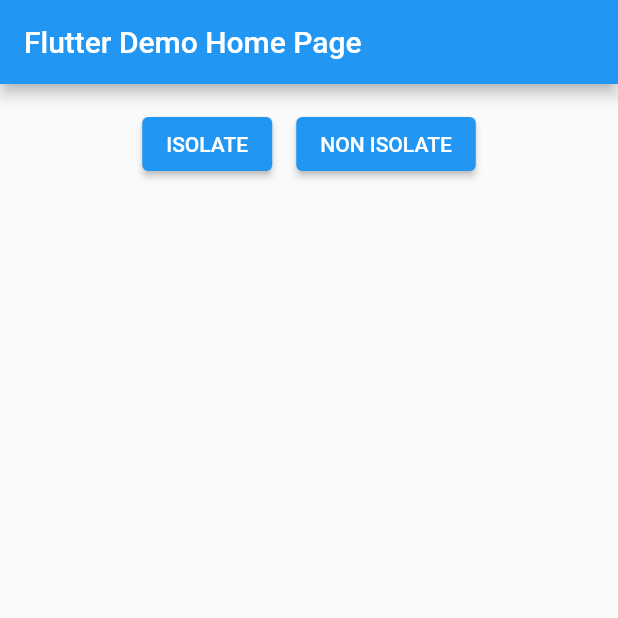
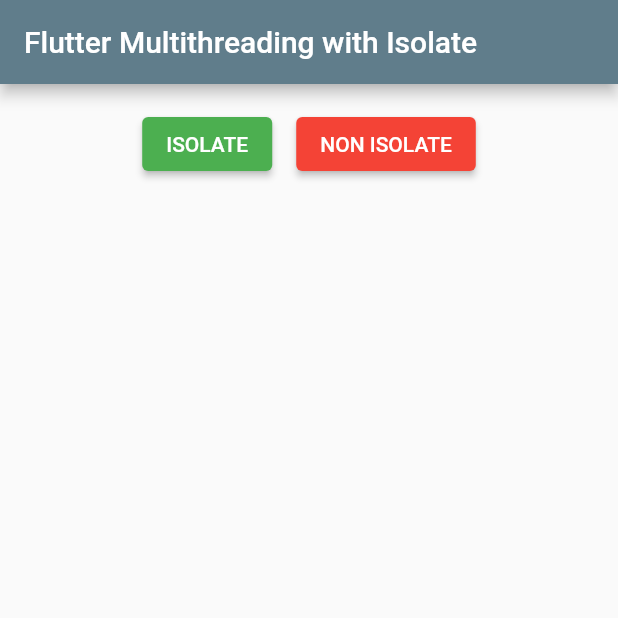
Before and after one commit to abdur-rohman/Flutter-Multithreading, a Flutter app: the screen it shows after launch, on a phone screen of 412 x 824 dp, the top half of it. Run offline on Flutter 3.47's test engine with Material 2 defaults, Android fonts, the phone set to English and light mode, and no system bars; missing offline and left inert: easy_isolate.

Commit message:
clean up

```diff
--- a/lib/main.dart
+++ b/lib/main.dart
@@ -13,11 +13,11 @@ class MyApp extends StatelessWidget {
   @override
   Widget build(BuildContext context) {
     return MaterialApp(
-      title: 'Flutter Demo',
+      title: 'Flutter Multithreading',
       theme: ThemeData(
-        primarySwatch: Colors.blue,
+        primarySwatch: Colors.blueGrey,
       ),
-      home: const UserPage(title: 'Flutter Demo Home Page'),
+      home: const UserPage(title: 'Flutter Multithreading with Isolate'),
     );
   }
 }
@@ -55,6 +55,7 @@ class _UserPageState extends State<UserPage> {
               mainAxisAlignment: MainAxisAlignment.center,
               children: <Widget>[
                 ElevatedButton(
+                  style: ElevatedButton.styleFrom(primary: Colors.green),
                   onPressed: () {
                     userProvider.loadUserWithIsolate();
                   },
@@ -62,6 +63,7 @@ class _UserPageState extends State<UserPage> {
                 ),
                 const SizedBox(width: 16),
                 ElevatedButton(
+                  style: ElevatedButton.styleFrom(primary: Colors.red),
                   onPressed: () {
                     userProvider.loadUserWithOutIsolate();
                   },
@@ -79,7 +81,9 @@ class _UserPageState extends State<UserPage> {
                         child: SizedBox(
                           width: 32,
                           height: 32,
-                          child: CircularProgressIndicator(),
+                          child: CircularProgressIndicator(
+                            strokeWidth: 2,
+                          ),
                         ),
                       )
                     : Column(
--- a/lib/provider/user_provider.dart
+++ b/lib/provider/user_provider.dart
@@ -48,9 +48,9 @@ class UserProvider extends ChangeNotifier {
     _showLoading();
 
     // as Queue process
-    _loadUserWithIsolateOne();
+    // _loadUserWithIsolateOne();
     // Parallel requests
-    // _loadUserWithIsolateTwo();
+    _loadUserWithIsolateTwo();
   }
 
   void _calculateConsumedTime() {
```
